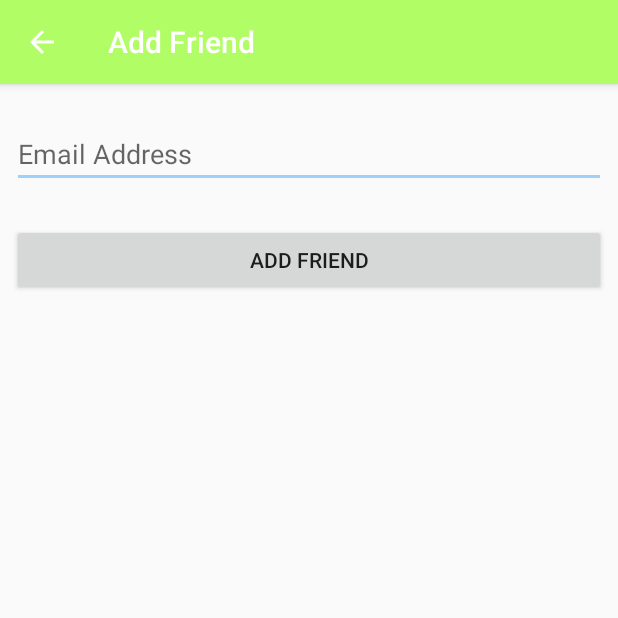
After one commit to jdegrandchamp89/SocialGolf, an Android app: the AddFriendActivity screen opened directly, with no data from a screen before it, on a phone screen of 412 x 824 dp, the top half of it. The commit adds this screen. Run offline under Robolectric (Android 15) with nearby library versions, the phone set to English and light mode, and no system bars; our stand-ins replace Firebase (no records; nobody signed in at launch, a user with empty details on screens opened directly).

Commit message:
read user data and add friends

```diff
--- a/app/build.gradle
+++ b/app/build.gradle
@@ -31,6 +31,7 @@ dependencies {
     androidTestCompile('com.android.support.test.espresso:espresso-core:2.2.2', {
         exclude group: 'com.android.support', module: 'support-annotations'
     })
+
     compile 'com.android.support:appcompat-v7:25.3.1'
     compile 'com.android.support:design:25.3.1'
     compile 'com.android.support.constraint:constraint-layout:1.0.2'
@@ -38,7 +39,6 @@ dependencies {
     compile 'com.android.support:recyclerview-v7:25.3.1'
     compile 'com.google.firebase:firebase-database:10.2.1'
     compile 'com.google.firebase:firebase-auth:10.2.1'
-
     testCompile 'junit:junit:4.12'
 }
 
--- /dev/null
+++ b/app/src/main/java/com/example/john/socialgolf/AddFriendActivity.java
@@ -0,0 +1,101 @@
+package com.example.john.socialgolf;
+
+import android.content.Intent;
+import android.os.Bundle;
+import android.support.v7.app.AppCompatActivity;
+import android.support.v7.widget.Toolbar;
+import android.util.Log;
+import android.widget.Button;
+import android.widget.TextView;
+
+import com.example.john.socialgolf.dataObjects.Friends;
+import com.example.john.socialgolf.dataObjects.Users;
+import com.example.john.socialgolf.dummy.GolfBuddiesContent;
+import com.google.firebase.auth.FirebaseAuth;
+import com.google.firebase.auth.FirebaseUser;
+import com.google.firebase.database.DataSnapshot;
+import com.google.firebase.database.DatabaseError;
+import com.google.firebase.database.DatabaseReference;
+import com.google.firebase.database.FirebaseDatabase;
+import com.google.firebase.database.ValueEventListener;
+
+import java.util.ArrayList;
+import java.util.List;
+
+import layout.GolfBuddiesFragment;
+
+public class AddFriendActivity extends AppCompatActivity {
+
+    private TextView mEmail;
+    private Button mAddFriend;
+    private static final String TAG = "AddFriends";
+    private FirebaseAuth mAuth;
+
+    @Override
+    protected void onCreate(Bundle savedInstanceState) {
+        super.onCreate(savedInstanceState);
+        setContentView(R.layout.activity_add_friend);
+        Toolbar toolbar = (Toolbar) findViewById(R.id.toolbar);
+        setSupportActionBar(toolbar);
+
+        mEmail = (TextView) findViewById(R.id.friendEmail);
+        mAddFriend = (Button) findViewById(R.id.addButton);
+
+        getSupportActionBar().setDisplayHomeAsUpEnabled(true);
+
+        mAddFriend.setOnClickListener(v -> {
+            addFriendsToDatabase();
+        });
+
+        mAuth = FirebaseAuth.getInstance();
+    }
+
+    private void addFriendsToDatabase(){
+        DatabaseReference database = FirebaseDatabase.getInstance().getReference("users");
+
+        ValueEventListener userListener = new ValueEventListener() {
+            @Override
+            public void onDataChange(DataSnapshot dataSnapshot) {
+                // Get Post object and use the values to update the UI
+                List<Users> usersList = new ArrayList<Users>();
+                String friendUid = null;
+                for(DataSnapshot ds : dataSnapshot.getChildren()){
+                    //String uid = ds.getValue();
+                    Users users = ds.getValue(Users.class);
+                    if(users.email.contentEquals(mEmail.getText().toString())){
+                        friendUid = users.uid;
+                    }
+                    usersList.add(users);
+                }
+
+                FirebaseUser user = mAuth.getCurrentUser();
+                String currentUid = user.getUid();
+                DatabaseReference addRef = FirebaseDatabase.getInstance().getReference("friends");
+
+                if(currentUid != null && friendUid != null){
+                    // for current user, set friend
+                    Friends friend = new Friends(friendUid);
+                    addRef.child(currentUid).child(friendUid).setValue(friend);
+
+                    // for other user, set friend
+                    Friends currFriend = new Friends(currentUid);
+                    addRef.child(friendUid).child(currentUid).setValue(currFriend);
+
+                    Intent toFriends = new Intent(AddFriendActivity.this, NavDrawerActivity.class);
+                    setResult(GolfBuddiesFragment.ADDFRIENDRESULT, toFriends);
+                    finish();
+                }
+            }
+
+            @Override
+            public void onCancelled(DatabaseError databaseError) {
+                // Getting Post failed, log a message
+                Log.w(TAG, "loadPost:onCancelled", databaseError.toException());
+                // ...
+            }
+        };
+
+        database.addListenerForSingleValueEvent(userListener);
+    }
+
+}
--- /dev/null
+++ b/app/src/main/res/layout/activity_add_friend.xml
@@ -0,0 +1,25 @@
+<?xml version="1.0" encoding="utf-8"?>
+<android.support.design.widget.CoordinatorLayout xmlns:android="http://schemas.android.com/apk/res/android"
+    xmlns:app="http://schemas.android.com/apk/res-auto"
+    xmlns:tools="http://schemas.android.com/tools"
+    android:layout_width="match_parent"
+    android:layout_height="match_parent"
+    tools:context="com.example.john.socialgolf.AddFriendActivity">
+
+    <android.support.design.widget.AppBarLayout
+        android:layout_width="match_parent"
+        android:layout_height="wrap_content"
+        android:theme="@style/AppTheme.AppBarOverlay">
+
+        <android.support.v7.widget.Toolbar
+            android:id="@+id/toolbar"
+            android:layout_width="match_parent"
+            android:layout_height="?attr/actionBarSize"
+            android:background="?attr/colorPrimary"
+            app:popupTheme="@style/AppTheme.PopupOverlay" />
+
+    </android.support.design.widget.AppBarLayout>
+
+    <include layout="@layout/content_add_friend" />
+
+</android.support.design.widget.CoordinatorLayout>
--- /dev/null
+++ b/app/src/main/res/layout/content_add_friend.xml
@@ -0,0 +1,36 @@
+<?xml version="1.0" encoding="utf-8"?>
+<android.support.constraint.ConstraintLayout xmlns:android="http://schemas.android.com/apk/res/android"
+    xmlns:app="http://schemas.android.com/apk/res-auto"
+    xmlns:tools="http://schemas.android.com/tools"
+    android:layout_width="match_parent"
+    android:layout_height="match_parent"
+    app:layout_behavior="@string/appbar_scrolling_view_behavior"
+    tools:context="com.example.john.socialgolf.AddFriendActivity"
+    tools:showIn="@layout/activity_add_friend">
+
+    <EditText
+        android:id="@+id/friendEmail"
+        android:layout_width="0dp"
+        android:layout_height="wrap_content"
+        android:layout_marginLeft="8dp"
+        android:layout_marginRight="8dp"
+        android:layout_marginTop="24dp"
+        android:ems="10"
+        android:hint="Email Address"
+        android:inputType="textEmailAddress"
+        app:layout_constraintLeft_toLeftOf="parent"
+        app:layout_constraintRight_toRightOf="parent"
+        app:layout_constraintTop_toTopOf="parent" />
+
+    <Button
+        android:id="@+id/addButton"
+        android:layout_width="0dp"
+        android:layout_height="48dp"
+        android:layout_marginLeft="8dp"
+        android:layout_marginRight="8dp"
+        android:layout_marginTop="24dp"
+        android:text="Add Friend"
+        app:layout_constraintLeft_toLeftOf="parent"
+        app:layout_constraintRight_toRightOf="parent"
+        app:layout_constraintTop_toBottomOf="@+id/friendEmail" />
+</android.support.constraint.ConstraintLayout>
--- a/app/src/main/res/values/strings.xml
+++ b/app/src/main/res/values/strings.xml
@@ -30,4 +30,5 @@
     <string name="hello_my_tee_times">Blank My Tee Times Fragment</string>
     <string name="hello_messages">Blank Messages Fragment</string>
     <string name="hello_settings">Blank Settings Fragment</string>
+    <string name="title_activity_add_friend">Add Friend</string>
 </resources>
```
Also changed, not shown: app/src/main/AndroidManifest.xml (+18 -5 lines), app/src/main/java/com/example/john/socialgolf/RegisterActivity.java (+24 -2 lines), app/src/main/java/com/example/john/socialgolf/dataObjects/Friends.java (added, +18 -0 lines), app/src/main/java/com/example/john/socialgolf/dataObjects/Users.java (added, +30 -0 lines), app/src/main/java/layout/GolfBuddiesFragment.java (+28 -1 lines), app/src/main/java/layout/HomeFragment.java (+15 -0 lines), app/src/main/res/layout/content_register.xml (+21 -8 lines), app/src/main/res/layout/fragment_golf_buddies.xml (+4 -7 lines).
